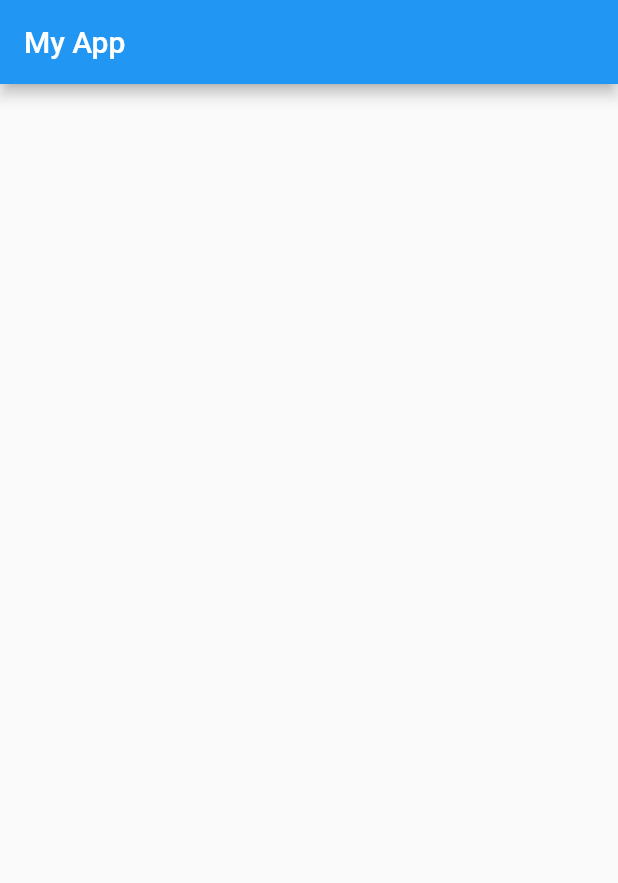
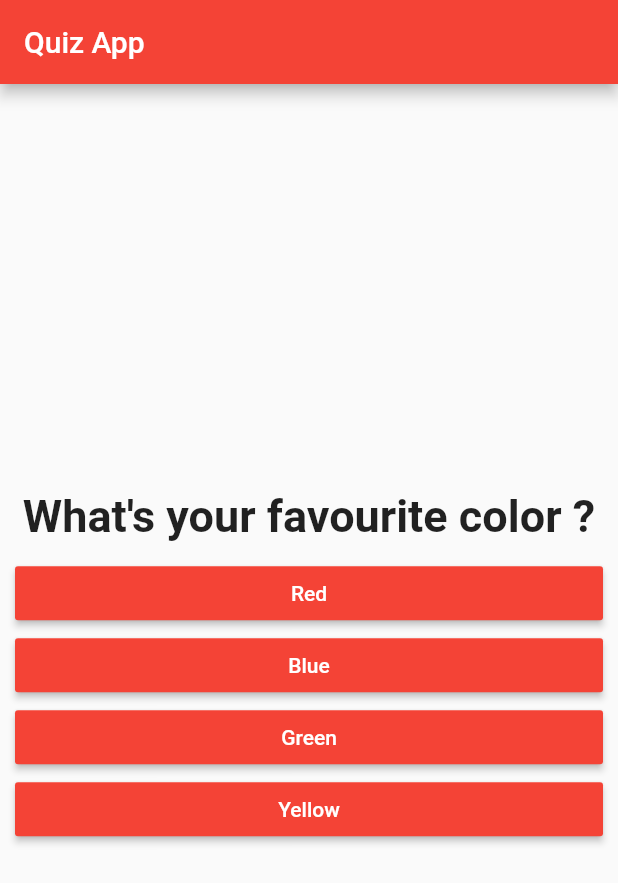
Before and after one commit to AminTahseen/Flutter_Basic_Quiz_App, a Flutter app: the screen it shows after launch, on a phone screen of 412 x 824 dp. Shown: the top 883 px of the screen. Run offline on Flutter 3.47's test engine with Material 2 defaults, Android fonts, the phone set to English and light mode, and no system bars.

Commit message:
App Completed

```diff
--- /dev/null
+++ b/lib/answer.dart
@@ -0,0 +1,22 @@
+import 'package:flutter/material.dart';
+
+class Answer extends StatelessWidget {
+  final Function answerfunction;
+  final String answerchoice;
+
+  Answer(this.answerchoice, this.answerfunction);
+
+  @override
+  Widget build(BuildContext context) {
+    return Container(
+      width: double.infinity,
+      margin: EdgeInsets.only(left: 10, right: 10),
+      child: RaisedButton(
+        color: Colors.red,
+        textColor: Colors.white,
+        onPressed: answerfunction,
+        child: Text(answerchoice),
+      ),
+    );
+  }
+}
--- a/lib/main.dart
+++ b/lib/main.dart
@@ -1,15 +1,83 @@
 import 'package:flutter/material.dart';
+import './win.dart';
+import './quiz.dart';
 
 void main() => runApp(MyApp());
 
-class MyApp extends StatelessWidget {
+class MyApp extends StatefulWidget {
+  @override
+  State<StatefulWidget> createState() {
+    // TODO: implement createState
+    return _MyAppState();
+  }
+}
+
+class _MyAppState extends State<MyApp> {
+  final questionList = const [
+    {
+      'questionText': 'What\'s your favourite color ?',
+      'answers': [
+        {'text': 'Red', 'score': 10},
+        {'text': 'Blue', 'score': 2},
+        {'text': 'Green', 'score': 5},
+        {'text': 'Yellow', 'score': 4},
+      ]
+    },
+    {
+      'questionText': 'What is your hobby ?',
+      'answers': [
+        {'text': 'Play Games', 'score': 2},
+        {'text': 'Workout', 'score': 7},
+        {'text': 'Learn Things', 'score': 10},
+        {'text': 'Do Nothing', 'score': 0},
+      ]
+    },
+    {
+      'questionText': 'What is your favourite food ?',
+      'answers': [
+        {'text': 'Chicken Tikka', 'score': 8},
+        {'text': 'Bun Kabab', 'score': 10},
+        {'text': 'Biryani', 'score': 6},
+        {'text': 'Noodles', 'score': 4},
+      ]
+    },
+  ];
+
+  var _questionIndex = 0;
+  var _totalScore = 0;
+
+  void _answerQuestion(int score) {
+    _totalScore += score;
+    if (_questionIndex < questionList.length) {
+      setState(() {
+        _questionIndex++;
+      });
+      print('Answer Chosen !');
+    } else {}
+  }
+
+  void _startAgain() {
+    setState(() {
+      _questionIndex = 0;
+      _totalScore = 0;
+    });
+  }
+
   @override
   Widget build(BuildContext context) {
     return MaterialApp(
       home: Scaffold(
         appBar: AppBar(
-          title: Text('My App'),
+          title: Text('Quiz App'),
+          backgroundColor: Colors.red,
         ),
+        body: _questionIndex < questionList.length
+            ? Quiz(
+                questions: questionList,
+                questionIndex: _questionIndex,
+                answerQuestion: _answerQuestion,
+              )
+            : WonGame(_totalScore, _startAgain),
       ),
     );
   }
--- /dev/null
+++ b/lib/question.dart
@@ -0,0 +1,20 @@
+import 'package:flutter/material.dart';
+
+class Question extends StatelessWidget {
+  final String questionText;
+
+  Question(this.questionText);
+
+  @override
+  Widget build(BuildContext context) {
+    return Container(
+      margin: EdgeInsets.all(10.0),
+      width: double.infinity, // Take as much space that is available
+      child: Text(
+        questionText,
+        style: TextStyle(fontSize: 30, fontWeight: FontWeight.bold),
+        textAlign: TextAlign.center,
+      ),
+    );
+  }
+}
--- /dev/null
+++ b/lib/quiz.dart
@@ -0,0 +1,30 @@
+import 'package:flutter/material.dart';
+import './question.dart';
+import './answer.dart';
+
+class Quiz extends StatelessWidget {
+  final List<Map<String, Object>> questions;
+  final int questionIndex;
+  final Function answerQuestion;
+
+  Quiz(
+      {@required this.questions,
+      @required this.questionIndex,
+      @required this.answerQuestion});
+
+  @override
+  Widget build(BuildContext context) {
+    return Column(
+      mainAxisAlignment: MainAxisAlignment.center,
+      children: [
+        Question(
+          questions[questionIndex]['questionText'],
+        ),
+        ...(questions[questionIndex]['answers'] as List<Map<String, Object>>)
+            .map((value) {
+          return Answer(value['text'], () => answerQuestion(value['score']));
+        }).toList(),
+      ],
+    );
+  }
+}
```
Also changed, not shown: lib/win.dart (added, +57 -0 lines).
